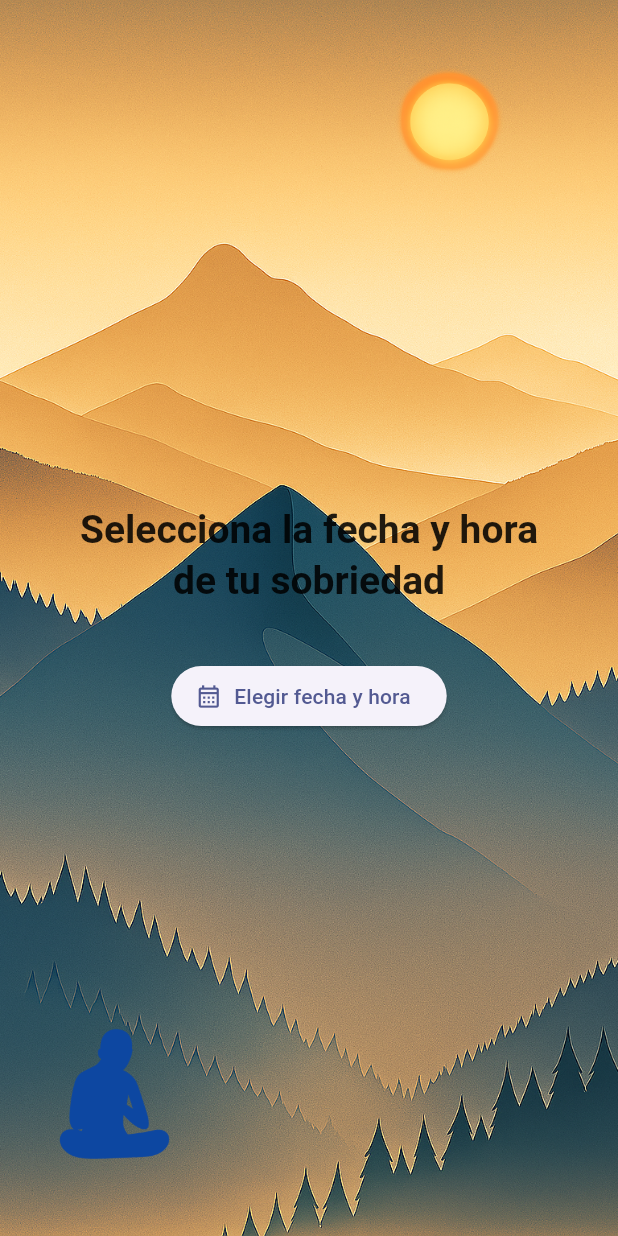
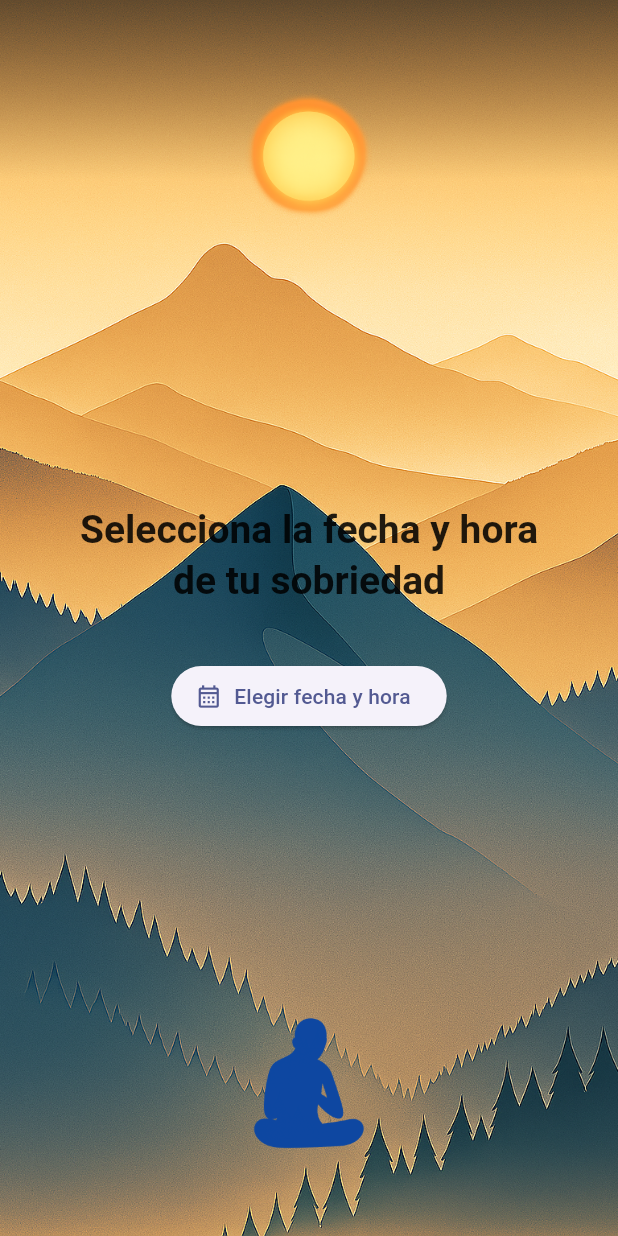
Before and after one commit to javiercamaraezquerra/Undiamas, a Flutter app: the screen it shows after launch, on a phone screen of 412 x 824 dp. Run offline on Flutter 3.47's test engine with Material 3 defaults, Android fonts, the phone set to English and light mode, and no system bars; our stand-ins replace fl_chart, flutter_local_notifications, flutter_markdown, flutter_secure_storage, google_mobile_ads, google_sign_in and 5 more; missing offline and left inert: googleapis; accounts and stored records are empty.

Commit message:
Update mountain_background.dart

```diff
--- a/lib/widgets/mountain_background.dart
+++ b/lib/widgets/mountain_background.dart
@@ -1,9 +1,10 @@
 import 'package:flutter/material.dart';
 
 /// Fondo ilustrado con montañas, sol y figura.
-/// La figura no se anima entre pestañas; solo cambia la imagen mostrada.
+/// Incluye un *scrim* (degradado negro → transparente) en la parte superior
+/// para garantizar contraste de los títulos independientemente del fondo.
 class MountainBackground extends StatelessWidget {
-  final int pageIndex;        // pestaña actual 0‑4
+  final int pageIndex;              // pestaña actual (0‑4)
   final Duration duration;
 
   const MountainBackground({
@@ -12,20 +13,22 @@ class MountainBackground extends StatelessWidget {
     this.duration = const Duration(milliseconds: 800),
   });
 
-  /* ───────── posiciones del Sol ───────── */
-  Alignment _sunPos(int i) {
-    switch (i) {
-      case 0: return const Alignment( 0.65, -0.94);
-      case 1: return const Alignment(-0.55, -0.92);
-      case 2: return const Alignment( 0.55, -0.90);
-      case 3: return const Alignment(-0.25, -0.92);
-      case 4: return const Alignment( 0.25, -0.93);
-      default:return const Alignment(0,    -0.93);
-    }
-  }
+  /* ───────── Posiciones ───────── */
+  Alignment _sunPos(int i) => [
+        const Alignment(0.00, -0.90),
+        const Alignment(-0.55, -0.88),
+        const Alignment(0.55, -0.86),
+        const Alignment(-0.25, -0.87),
+        const Alignment(0.25, -0.90),
+      ][i % 5];
 
-  /* ───────── posición fija de la figura ───────── */
-  static const Alignment _figureAlignment = Alignment(-0.85, 0.88);
+  Alignment _figPos(int i) => [
+        const Alignment(0.00, 0.86),
+        const Alignment(-0.40, 0.88),
+        const Alignment(0.40, 0.86),
+        const Alignment(0.10, 0.90),
+        const Alignment(0.28, 0.86),
+      ][i % 5];
 
   static const _figures = [
     'assets/images/figure_0.png',
@@ -34,16 +37,17 @@ class MountainBackground extends StatelessWidget {
     'assets/images/figure_3.png',
   ];
 
+  /* ───────── Build ───────── */
   @override
   Widget build(BuildContext context) {
     return LayoutBuilder(builder: (_, cs) {
-      final size       = cs.biggest;
-      final sunDia     = size.width * .30; // ↓ más pequeño
-      final figureSize = size.width * .26;
+      final width   = cs.biggest.width;
+      final sunDia  = width * .35;
+      final figDia  = width * .26;
 
       return Stack(
         children: [
-          // 1 · Montañas
+          /* 1 · Montañas */
           Positioned.fill(
             child: Image.asset(
               'assets/images/bg_mountains.png',
@@ -52,7 +56,24 @@ class MountainBackground extends StatelessWidget {
             ),
           ),
 
-          // 2 · Sol
+          /* 2 · Scrim superior para contraste */
+          const Positioned(
+            top: 0,
+            left: 0,
+            right: 0,
+            height: 120,
+            child: DecoratedBox(
+              decoration: BoxDecoration(
+                gradient: LinearGradient(
+                  colors: [Colors.black45, Colors.transparent],
+                  begin: Alignment.topCenter,
+                  end: Alignment.bottomCenter,
+                ),
+              ),
+            ),
+          ),
+
+          /* 3 · Sol */
           AnimatedAlign(
             alignment: _sunPos(pageIndex),
             duration: duration,
@@ -67,12 +88,14 @@ class MountainBackground extends StatelessWidget {
             ),
           ),
 
-          // 3 · Figura fija
-          Align(
-            alignment: _figureAlignment,
+          /* 4 · Figura */
+          AnimatedAlign(
+            alignment: _figPos(pageIndex),
+            duration: duration,
+            curve: Curves.easeInOut,
             child: Image.asset(
               _figures[pageIndex % _figures.length],
-              width: figureSize,
+              width: figDia,
               fit: BoxFit.contain,
               color: const Color(0xFF0D47A1),
               colorBlendMode: BlendMode.srcATop,
```
